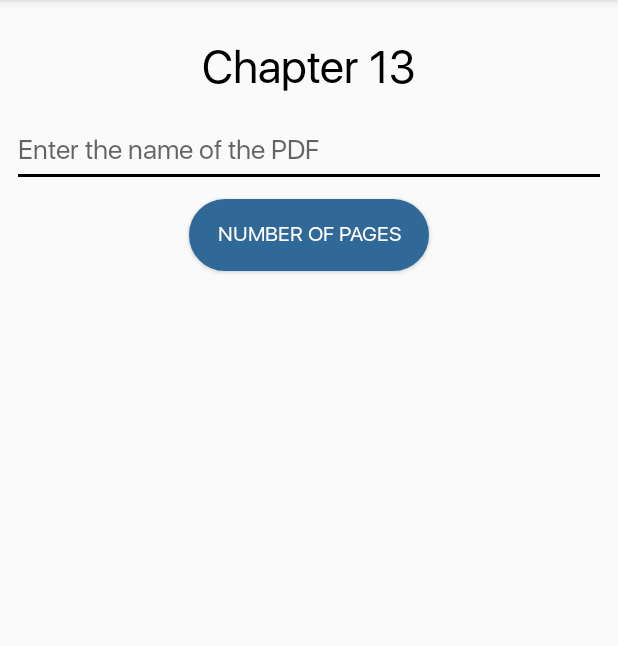
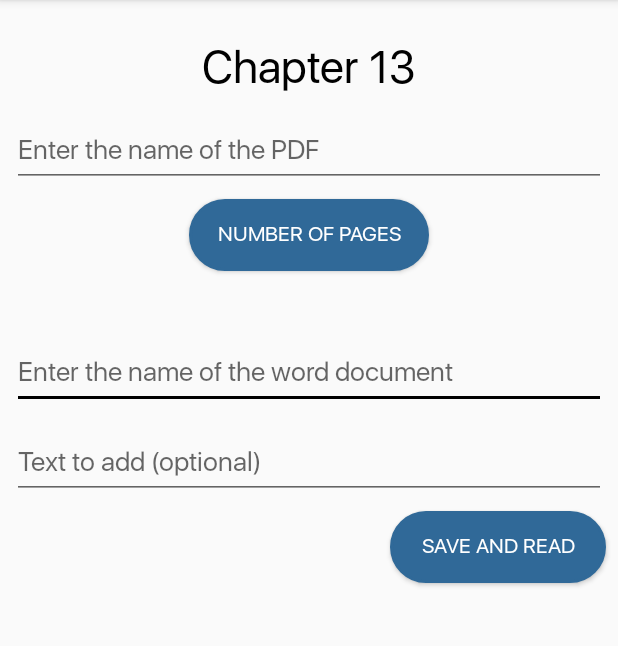
Before and after one commit to theapphideaway/AutomateWithPython, an Android app: the ChapterThirteenActivity screen opened directly, with no data from a screen before it, on a phone screen of 412 x 824 dp, the part 84-730 px from its top. Run offline under Robolectric (Android 15) with nearby library versions, the phone set to English and light mode, and no system bars; libraries missing offline, so code that uses them is left out: com.chaquo.python.

Commit message:
Added functionality to read and write word documents

```diff
--- a/app/src/main/java/com/theapphideaway/automatewithpython/MainActivity.kt
+++ b/app/src/main/java/com/theapphideaway/automatewithpython/MainActivity.kt
@@ -25,9 +25,7 @@ class MainActivity : AppCompatActivity() {
     override fun onCreate(savedInstanceState: Bundle?) {
         super.onCreate(savedInstanceState)
         setContentView(R.layout.activity_main)
-
         val PERMISSION_REQUEST_CODE = 1
-
         if (android.os.Build.VERSION.SDK_INT >= android.os.Build.VERSION_CODES.M) {
 
             if (checkSelfPermission(Manifest.permission.WRITE_EXTERNAL_STORAGE) == PackageManager.PERMISSION_DENIED) {
--- a/app/src/main/res/layout/activity_chapter_thirteen.xml
+++ b/app/src/main/res/layout/activity_chapter_thirteen.xml
@@ -7,6 +7,30 @@
         android:layout_height="match_parent"
         tools:context=".Chapters.ChapterThirteenActivity">
 
+    <EditText
+            android:layout_width="match_parent"
+            android:layout_height="wrap_content"
+            android:inputType="textPersonName"
+            android:ems="10"
+            android:fontFamily="@font/san_francisco"
+            android:id="@+id/word_title_edit_text" android:layout_marginStart="8dp"
+            app:layout_constraintStart_toStartOf="parent"
+            android:layout_marginEnd="8dp"
+            app:layout_constraintEnd_toEndOf="parent" android:hint="Enter the name of the word document"
+            app:layout_constraintHorizontal_bias="0.0"
+            android:layout_marginTop="44dp" app:layout_constraintTop_toBottomOf="@+id/save_button"/>
+    <EditText
+            android:layout_width="match_parent"
+            android:layout_height="wrap_content"
+            android:inputType="textPersonName"
+            android:ems="10"
+            android:fontFamily="@font/san_francisco"
+            android:id="@+id/word_add_edit_text" android:layout_marginStart="8dp"
+            app:layout_constraintStart_toStartOf="parent"
+            android:layout_marginEnd="8dp"
+            app:layout_constraintEnd_toEndOf="parent" android:hint="Text to add (optional)"
+            app:layout_constraintHorizontal_bias="0.0"
+            android:layout_marginTop="12dp" app:layout_constraintTop_toBottomOf="@+id/word_title_edit_text"/>
     <Button
             android:text="Number of pages"
             android:layout_width="160dp"
@@ -17,6 +41,16 @@
             android:layout_marginTop="8dp" app:layout_constraintTop_toBottomOf="@+id/title_edit_text"
             android:backgroundTint="@color/colorPrimary" android:textColor="@color/cardview_light_background"
             android:background="@drawable/buttonshape"/>
+    <Button
+            android:text="Save and Read"
+            android:layout_width="144dp"
+            android:layout_height="wrap_content"
+            android:fontFamily="@font/san_francisco"
+            android:id="@+id/save_word_button"
+            app:layout_constraintEnd_toEndOf="parent" android:layout_marginEnd="8dp"
+            android:backgroundTint="@color/colorPrimary" android:textColor="@color/cardview_light_background"
+            android:background="@drawable/buttonshape"
+            android:layout_marginTop="8dp" app:layout_constraintTop_toBottomOf="@+id/word_add_edit_text"/>
     <EditText
             android:layout_width="match_parent"
             android:layout_height="wrap_content"
@@ -38,4 +72,12 @@
             app:layout_constraintTop_toTopOf="parent" app:layout_constraintStart_toStartOf="parent"
             android:textColor="@color/colorAccent" android:textSize="30sp"
             android:gravity="center"/>
+    <TextView
+            android:layout_width="wrap_content"
+            android:layout_height="wrap_content"
+            android:fontFamily="@font/san_francisco"
+            android:id="@+id/word_file_text_view"
+            app:layout_constraintTop_toBottomOf="@+id/save_word_button" android:layout_marginTop="16dp"
+            app:layout_constraintStart_toStartOf="parent" android:layout_marginStart="8dp"
+            android:textColor="@color/colorAccent" android:textSize="18sp"/>
 </android.support.constraint.ConstraintLayout>
```
Also changed, not shown: app/src/main/java/com/theapphideaway/automatewithpython/Chapters/ChapterThirteenActivity.kt (+14 -2 lines), 1 other file.
